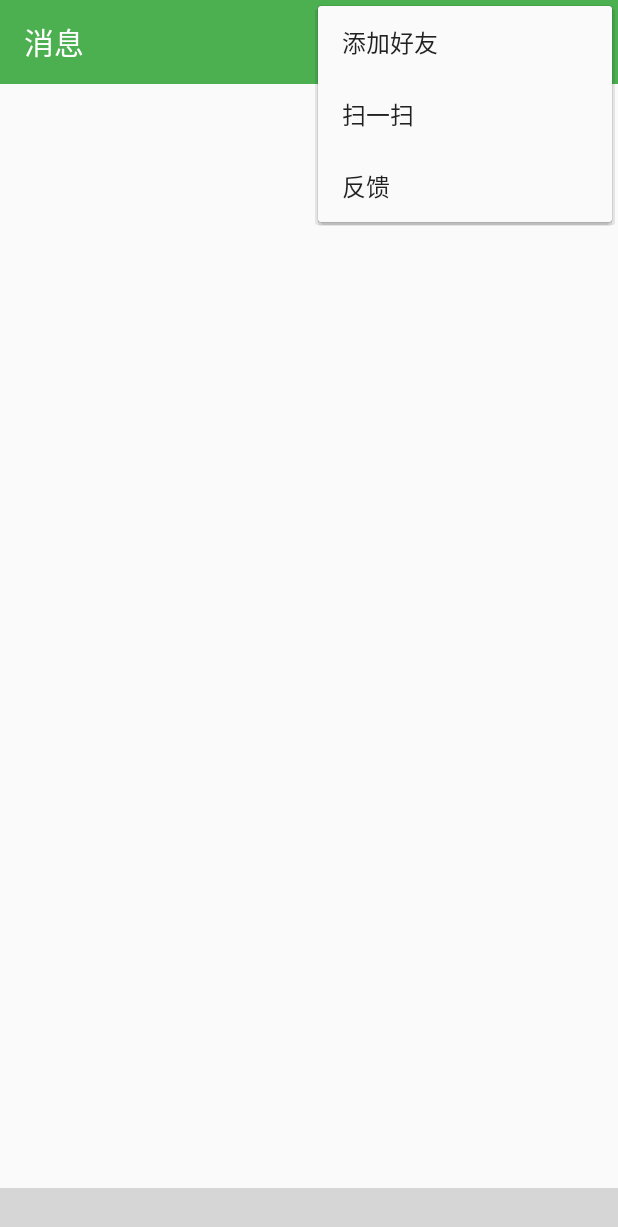
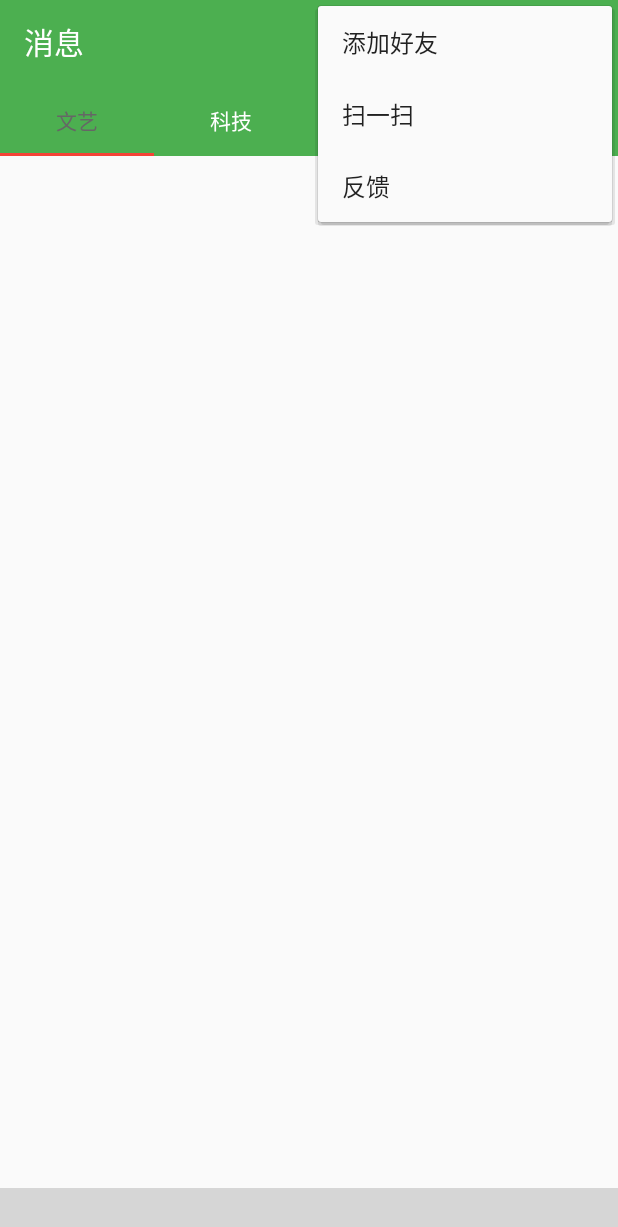
Before and after one commit to lingxiaoplus/chatcloud, an Android app: the fragment FindFragment placed in its activity, with the options menu open, on a phone screen of 412 x 824 dp. Shown: the top 1227 px of the screen. Run offline under Robolectric (Android 15) with nearby library versions, the phone set to English and light mode, and no system bars; our stand-ins replace CircleImageView, EventBus; libraries missing offline, so code that uses them is left out: com.ashokvarma.bottomnavigation, com.avos.avoscloud, com.facebook.drawee, com.hyphenate, com.hyphenate.chat and 2 more; plain views replace BottomNavigationBar; pictures from the network do not load; 24 statements that could not run were skipped; grey boxes are pictures that could not be loaded.

```diff
--- a/app/src/main/AndroidManifest.xml
+++ b/app/src/main/AndroidManifest.xml
@@ -21,6 +21,8 @@
     <uses-permission android:name="android.permission.CAMERA" />
     <uses-feature android:name="android.hardware.camera" /> <!-- 使用照相机权限 -->
     <uses-feature android:name="android.hardware.camera.autofocus" /> <!-- 自动聚焦权限 -->
+
+    <uses-permission android:name="android.permission.READ_LOGS" />
 
     <application
         android:name=".global.MyApplication"
--- a/app/src/main/java/com/lingxiao/mvp/huanxinmvp/MainActivity.java
+++ b/app/src/main/java/com/lingxiao/mvp/huanxinmvp/MainActivity.java
@@ -32,6 +32,7 @@ import com.ashokvarma.bottomnavigation.BottomNavigationItem;
 import com.avos.avoscloud.feedback.FeedbackAgent;
 import com.hyphenate.chat.EMClient;
 import com.hyphenate.chat.EMMessage;
+import com.lingxiao.mvp.huanxinmvp.global.ActivityManager;
 import com.lingxiao.mvp.huanxinmvp.google.activity.CaptureActivity;
 import com.lingxiao.mvp.huanxinmvp.receiver.NetworkReceiver;
 import com.lingxiao.mvp.huanxinmvp.view.AddFriendActivity;
@@ -69,12 +70,16 @@ public class MainActivity extends BaseActivity {
     private static final int REQUEST_TAKE_PHOTO_PERMISSION = 200;
     private String scanResult;
 
+    public boolean isSnackBar; //根据条件判断是否弹出提示
+
     private Handler mHandler = new Handler(){
         @Override
         public void handleMessage(Message msg) {
             super.handleMessage(msg);
             switch (msg.what){
                 case 2:
+                    Log.i("main", "isSnackBar"+isSnackBar);
+                    if (isSnackBar){
                         //当前WiFi连接可用
                         new CookieBar.Builder(MainActivity.this)
                                 .setTitle("恭喜")
@@ -82,8 +87,10 @@ public class MainActivity extends BaseActivity {
                                 .setIcon(R.mipmap.ic_net_success)
                                 .setBackgroundColor(R.color.colorPrimary)
                                 .show();
+                    }
                     break;
                 case 3:
+                    if (isSnackBar){
                         //当前移动网络连接可用
                         new CookieBar.Builder(MainActivity.this)
                                 .setTitle("提示")
@@ -91,6 +98,7 @@ public class MainActivity extends BaseActivity {
                                 .setIcon(R.mipmap.ic_net_prompting)
                                 .setBackgroundColor(R.color.net_pre)
                                 .show();
+                    }
                     break;
                 case 4:
                     //当前没有网络连接，请确保你已经打开网络
@@ -121,6 +129,7 @@ public class MainActivity extends BaseActivity {
         filter.addAction("android.net.wifi.WIFI_STATE_CHANGED");
         filter.addAction("android.net.wifi.STATE_CHANGE");
         registerReceiver(mNetworkChangeListener,filter);
+        isSnackBar = true;
     }
 
     private void initBottomNavigationBar() {
@@ -347,6 +356,14 @@ public class MainActivity extends BaseActivity {
         }
     }
 
+
+    @Override
+    protected void onPause() {
+        super.onPause();
+        isSnackBar = false;
+        Log.i("main", "onPause: isSnackBar = false");
+    }
+
     @Override
     protected void onDestroy() {
         super.onDestroy();
@@ -354,4 +371,24 @@ public class MainActivity extends BaseActivity {
             unregisterReceiver(mNetworkChangeListener);
         }
     }
+
+    /*//监听返回键按两次退出，这里不需要
+    private long PressedTime = 0;
+    @Override
+    public void onBackPressed() {
+        long nowTime = System.currentTimeMillis();
+        if ((nowTime - PressedTime) > 3000){
+            //当前移动网络连接可用
+            new CookieBar.Builder(MainActivity.this)
+                    .setTitle("提示")
+                    .setMessage("再按一次退出应用")
+                    .setIcon(R.mipmap.ic_net_prompting)
+                    .setLayoutGravity(Gravity.BOTTOM)
+                    .setBackgroundColor(R.color.colorPrimary)
+                    .show();
+            PressedTime = nowTime;
+        }else {
+            ActivityManager.getAppManager().AppExit(this);
         }
+    }*/
+}
--- a/app/src/main/java/com/lingxiao/mvp/huanxinmvp/global/MyApplication.java
+++ b/app/src/main/java/com/lingxiao/mvp/huanxinmvp/global/MyApplication.java
@@ -34,6 +34,7 @@ import com.lingxiao.mvp.huanxinmvp.event.PhoneChangedEvent;
 import com.lingxiao.mvp.huanxinmvp.utils.DBUtils;
 import com.lingxiao.mvp.huanxinmvp.utils.ThreadUtils;
 import com.lingxiao.mvp.huanxinmvp.view.ChatActivity;
+import com.tencent.bugly.crashreport.CrashReport;
 
 import org.greenrobot.eventbus.EventBus;
 
@@ -82,6 +83,7 @@ public class MyApplication extends Application{
         //初始化fresco
         Fresco.initialize(this);
 
+        CrashReport.initCrashReport(getApplicationContext(), "b6f6f2432e", false);
     }
 
     private void initGetMsgListener() {
--- a/app/src/main/java/com/lingxiao/mvp/huanxinmvp/view/BaseActivity.java
+++ b/app/src/main/java/com/lingxiao/mvp/huanxinmvp/view/BaseActivity.java
@@ -18,6 +18,7 @@ import com.hyphenate.EMError;
 import com.hyphenate.util.DateUtils;
 import com.lingxiao.mvp.huanxinmvp.R;
 import com.lingxiao.mvp.huanxinmvp.event.ExitEvent;
+import com.lingxiao.mvp.huanxinmvp.global.ActivityManager;
 import com.lingxiao.mvp.huanxinmvp.receiver.NetworkReceiver;
 import com.liuguangqiang.cookie.CookieBar;
 
@@ -46,6 +47,7 @@ public class BaseActivity extends AppCompatActivity{
         //注册
         manager.registerReceiver(reciver,new IntentFilter("com.lingxiao.finishactivity"));
 
+        ActivityManager.getAppManager().addActivity(this);
 
     }
     public void StartActivity(Class clzz,boolean isFinish){
--- a/app/src/main/java/com/lingxiao/mvp/huanxinmvp/view/fragment/FindFragment.java
+++ b/app/src/main/java/com/lingxiao/mvp/huanxinmvp/view/fragment/FindFragment.java
@@ -1,6 +1,7 @@
 package com.lingxiao.mvp.huanxinmvp.view.fragment;
 
 import android.content.Intent;
+import android.support.design.widget.TabLayout;
 import android.support.v4.widget.SwipeRefreshLayout;
 import android.support.v7.widget.LinearLayoutManager;
 import android.support.v7.widget.RecyclerView;
@@ -31,6 +32,7 @@ public class FindFragment extends BaseFragment implements FindView{
     private RecyclerView rv_find;
     private FindAdapter adapter;
     private LinearLayoutManager manager;
+    private TabLayout tabLayout;
 
     @Override
     public void initData() {
@@ -42,6 +44,7 @@ public class FindFragment extends BaseFragment implements FindView{
         View view = View.inflate(getContext(), R.layout.fragment_find,null);
         sf_find = (SwipeRefreshLayout) view.findViewById(R.id.sf_find);
         rv_find = (RecyclerView) view.findViewById(R.id.rv_find);
+        tabLayout = view.findViewById(R.id.tablayout_find);
         adapter = new FindAdapter(null);
         manager = new LinearLayoutManager(getContext());
         rv_find.setLayoutManager(manager);
@@ -68,6 +71,11 @@ public class FindFragment extends BaseFragment implements FindView{
                 findPresenter.newsUpDate(currentPage);
             }
         });
+
+        tabLayout.addTab(tabLayout.newTab().setText("文艺"));
+        tabLayout.addTab(tabLayout.newTab().setText("科技"));
+        tabLayout.addTab(tabLayout.newTab().setText("社会"));
+        tabLayout.addTab(tabLayout.newTab().setText("生活"));
         return view;
     }
 
--- a/app/src/main/java/com/lingxiao/mvp/huanxinmvp/view/fragment/MineFragment.java
+++ b/app/src/main/java/com/lingxiao/mvp/huanxinmvp/view/fragment/MineFragment.java
@@ -17,6 +17,7 @@ import com.lingxiao.mvp.huanxinmvp.utils.UIUtils;
 import com.lingxiao.mvp.huanxinmvp.view.BaseActivity;
 import com.lingxiao.mvp.huanxinmvp.view.LoginActivity;
 import com.lingxiao.mvp.huanxinmvp.view.MineView;
+import com.tencent.bugly.crashreport.CrashReport;
 
 /**
  * Created by lingxiao on 17-6-29.
@@ -43,6 +44,7 @@ public class MineFragment extends BaseFragment implements MineView{
         View view = View.inflate(getContext(),R.layout.fragment_mine,null);
         tv_mine_name = (TextView) view.findViewById(R.id.tv_mine_name);
         bt_logout = (Button) view.findViewById(R.id.bt_logout);
+
         tv_mine_name.setText(EMClient.getInstance().getCurrentUser());
         bt_logout.setOnClickListener(new View.OnClickListener() {
             @Override
--- /dev/null
+++ b/app/src/main/res/drawable/touchable_background.xml
@@ -0,0 +1,6 @@
+<?xml version="1.0" encoding="utf-8"?>
+<ripple
+    xmlns:android="http://schemas.android.com/apk/res/android"
+    android:color="@color/grey">
+    <item android:drawable="@color/white"/>
+</ripple>
--- a/app/src/main/res/layout/fragment_find.xml
+++ b/app/src/main/res/layout/fragment_find.xml
@@ -1,9 +1,19 @@
 <?xml version="1.0" encoding="utf-8"?>
 <LinearLayout
     xmlns:android="http://schemas.android.com/apk/res/android"
+    xmlns:app="http://schemas.android.com/apk/res-auto"
     android:orientation="vertical"
     android:layout_width="match_parent"
     android:layout_height="match_parent">
+    <android.support.design.widget.TabLayout
+        android:id="@+id/tablayout_find"
+        android:layout_width="match_parent"
+        android:layout_height="wrap_content"
+        app:tabIndicatorColor="@color/net_pre"
+        app:tabBackground="@color/colorPrimary"
+        app:tabSelectedTextColor="#666"
+        app:tabTextColor="#fff">
+    </android.support.design.widget.TabLayout>
     <android.support.v4.widget.SwipeRefreshLayout
         android:id="@+id/sf_find"
         android:layout_width="match_parent"
--- a/app/src/main/res/layout/list_addfriend.xml
+++ b/app/src/main/res/layout/list_addfriend.xml
@@ -4,7 +4,8 @@
     xmlns:card_view="http://schemas.android.com/apk/res-auto"
     android:layout_width="match_parent"
     android:layout_height="wrap_content"
-    android:orientation="vertical">
+    android:orientation="vertical"
+    android:background="@drawable/touchable_background">
 <android.support.v7.widget.CardView
     android:layout_width="match_parent"
     android:layout_height="wrap_content"
@@ -14,7 +15,8 @@
     card_view:cardMaxElevation="10dp"
     android:layout_margin="5dp"
     android:paddingTop="10dp"
-    android:paddingBottom="10dp">
+    android:paddingBottom="10dp"
+    >
 <RelativeLayout
     android:layout_width="match_parent"
     android:layout_height="wrap_content">
--- a/app/src/main/res/layout/list_find.xml
+++ b/app/src/main/res/layout/list_find.xml
@@ -5,14 +5,16 @@
     xmlns:fresco="http://schemas.android.com/apk/res-auto"
     android:orientation="vertical"
     android:layout_width="match_parent"
-    android:layout_height="match_parent">
+    android:layout_height="wrap_content"
+    >
     <android.support.v7.widget.CardView
         android:layout_width="match_parent"
         android:layout_height="wrap_content"
         card_view:cardCornerRadius="5dp"
         card_view:cardElevation="5dp"
         card_view:contentPadding="8dp"
-        android:layout_margin="10dp">
+        android:layout_margin="10dp"
+        android:foreground="?android:attr/selectableItemBackground">
         <LinearLayout
             android:layout_width="match_parent"
             android:layout_height="wrap_content"
--- a/app/src/main/res/layout/list_message.xml
+++ b/app/src/main/res/layout/list_message.xml
@@ -4,14 +4,15 @@
     xmlns:card_view="http://schemas.android.com/apk/res-auto"
     android:orientation="vertical"
     android:layout_width="match_parent"
-    android:layout_height="match_parent">
+    android:layout_height="wrap_content">
     <android.support.v7.widget.CardView
         android:layout_width="match_parent"
         android:layout_height="wrap_content"
         card_view:cardCornerRadius="10dp"
         card_view:cardElevation="5dp"
         card_view:contentPadding="8dp"
-        android:layout_margin="10dp">
+        android:layout_margin="10dp"
+        android:foreground="?android:attr/selectableItemBackground">
 
         <RelativeLayout
             android:layout_width="match_parent"
--- a/app/src/main/res/layout/recycle_item.xml
+++ b/app/src/main/res/layout/recycle_item.xml
@@ -10,7 +10,8 @@
     card_view:cardMaxElevation="10dp"
     android:layout_margin="5dp"
     android:paddingTop="10dp"
-    android:paddingBottom="10dp">
+    android:paddingBottom="10dp"
+    android:foreground="?android:attr/selectableItemBackground">
 
     <RelativeLayout
         android:layout_width="match_parent"
--- a/app/src/main/res/values/colors.xml
+++ b/app/src/main/res/values/colors.xml
@@ -17,4 +17,9 @@
     <color name="laser_color">#0F0</color>
     <color name="corner_color">#00FF00</color>
     <!-- QRCode scanner color end -->
+
+    <!--涟漪效果颜色-->
+    <color name="grey">#AAAAAA</color>
+    <color name="white">#FFFFFF</color>
+
 </resources>
--- a/build.gradle
+++ b/build.gradle
@@ -7,10 +7,12 @@ buildscript {
         maven {
             url "http://mvn.leancloud.cn/nexus/content/repositories/public"
         }
+
     }
     dependencies {
         classpath 'com.android.tools.build:gradle:2.3.0'
 
+        classpath 'com.tencent.bugly:symtabfileuploader:latest.release'
         // NOTE: Do not place your application dependencies here; they belong
         // in the individual module build.gradle files
     }
```
Also changed, not shown: app/build.gradle (+11 -2 lines), app/src/main/java/com/lingxiao/mvp/huanxinmvp/global/ActivityManager.java (added, +104 -0 lines), app/src/main/java/com/lingxiao/mvp/huanxinmvp/view/ChatActivity.java (+27 -2 lines), gradle.properties (line endings or trailing spaces), 2 other files. Lines whose indentation alone changed are shown as unchanged.
